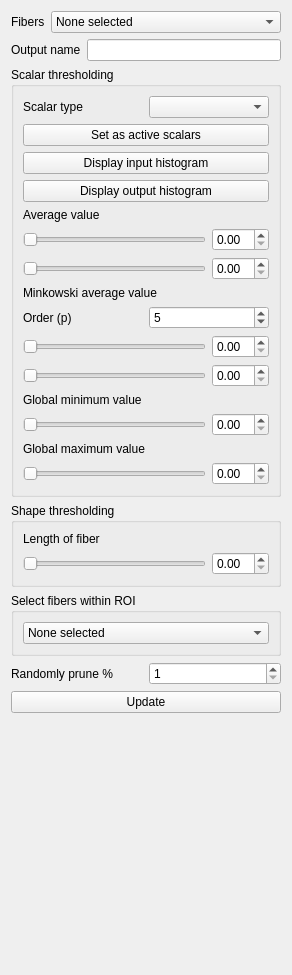
First picture: the form in branches/smeesters/plugins/testing/smeesters/ScoringTools/ScoringTools.ui, repository BackupTheBerlios/viste-tool-svn, before the edit.
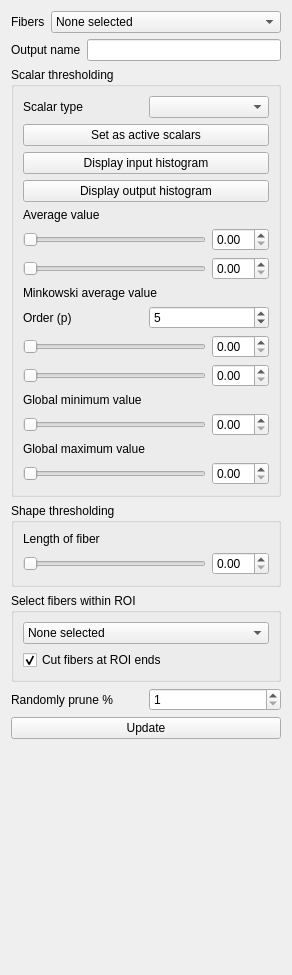
Second picture: the form after the edit.

```diff
--- a/branches/smeesters/plugins/testing/smeesters/ScoringTools/ScoringTools.ui
+++ b/branches/smeesters/plugins/testing/smeesters/ScoringTools/ScoringTools.ui
@@ -299,6 +299,19 @@
         </item>
        </widget>
       </item>
+      <item>
+       <widget class="QCheckBox" name="checkCutFibersAtROI">
+        <property name="text">
+         <string>Cut fibers at ROI ends</string>
+        </property>
+        <property name="checkable">
+         <bool>true</bool>
+        </property>
+        <property name="checked">
+         <bool>true</bool>
+        </property>
+       </widget>
+      </item>
      </layout>
     </widget>
    </item>
```
